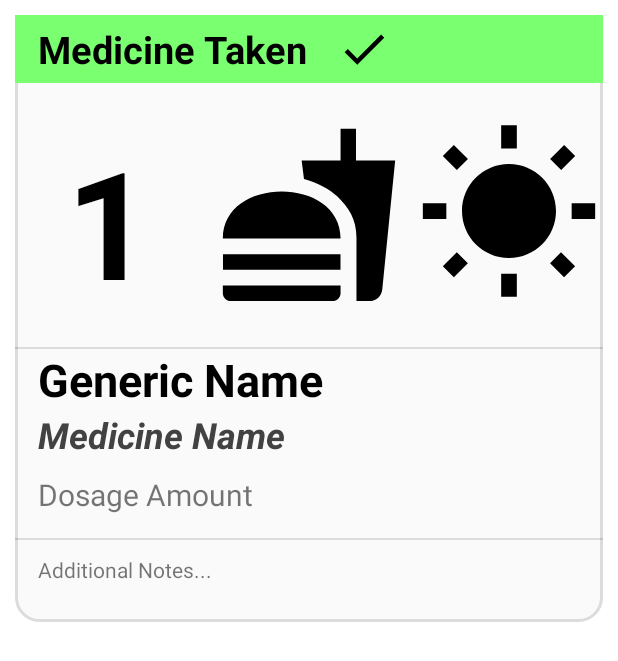
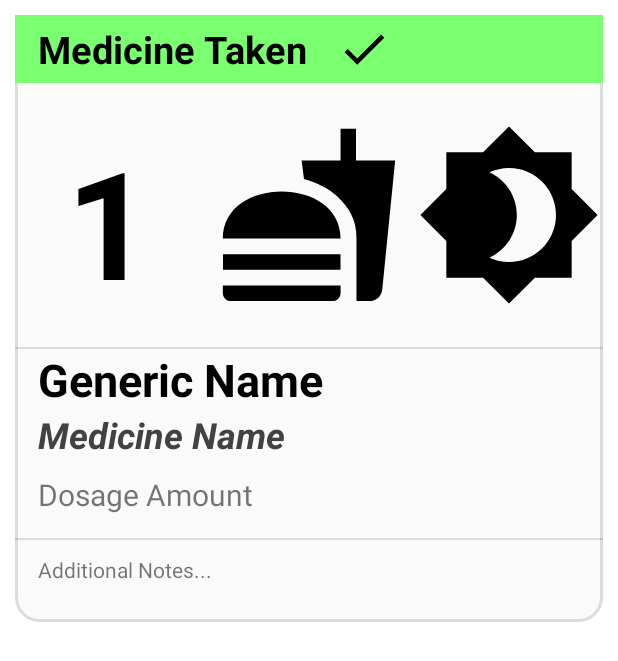
Before and after one commit to ncarlson23/focusFinder, an Android app: the layout medicine_item.xml on its own in the app's theme, with its tools: preview values and no code run, on a phone screen of 412 x 824 dp. Shown: the top 661 px of the screen. Run offline under Robolectric (Android 15) with nearby library versions, the phone set to English and light mode, and no system bars.

Commit message:
fixed Medicine Recycler View Items

```diff
--- a/app/src/main/res/drawable/ic_baseline_nights_stay_24.xml
+++ /dev/null
@@ -1,6 +0,0 @@
-<vector android:height="24dp" android:tint="#000000"
-    android:viewportHeight="24" android:viewportWidth="24"
-    android:width="24dp" xmlns:android="http://schemas.android.com/apk/res/android">
-    <path android:fillColor="@android:color/white" android:pathData="M11.1,12.08C8.77,7.57 10.6,3.6 11.63,2.01C6.27,2.2 1.98,6.59 1.98,12c0,0.14 0.02,0.28 0.02,0.42C2.62,12.15 3.29,12 4,12c1.66,0 3.18,0.83 4.1,2.15C9.77,14.63 11,16.17 11,18c0,1.52 -0.87,2.83 -2.12,3.51c0.98,0.32 2.03,0.5 3.11,0.5c3.5,0 6.58,-1.8 8.37,-4.52C18,17.72 13.38,16.52 11.1,12.08z"/>
-    <path android:fillColor="@android:color/white" android:pathData="M7,16l-0.18,0C6.4,14.84 5.3,14 4,14c-1.66,0 -3,1.34 -3,3s1.34,3 3,3c0.62,0 2.49,0 3,0c1.1,0 2,-0.9 2,-2C9,16.9 8.1,16 7,16z"/>
-</vector>
--- /dev/null
+++ b/app/src/main/res/drawable/ic_baseline_no_food_24.xml
@@ -0,0 +1,5 @@
+<vector android:height="24dp" android:tint="#000000"
+    android:viewportHeight="24" android:viewportWidth="24"
+    android:width="24dp" xmlns:android="http://schemas.android.com/apk/res/android">
+    <path android:fillColor="@android:color/white" android:pathData="M11.35,8.52L11,5h5V1h2v4h5l-1.38,13.79L11.35,8.52zM1,21v1c0,0.55 0.45,1 1,1h13c0.55,0 1,-0.45 1,-1v-1H1zM21.9,21.9L2.1,2.1L0.69,3.51l5.7,5.7C3.28,9.87 1,11.99 1,15h11.17l2,2H1v2h15v-0.17l4.49,4.49L21.9,21.9z"/>
+</vector>
--- a/app/src/main/res/drawable/ic_baseline_wb_sunny_24.xml
+++ /dev/null
@@ -1,5 +0,0 @@
-<vector android:height="24dp" android:tint="#000000"
-    android:viewportHeight="24" android:viewportWidth="24"
-    android:width="24dp" xmlns:android="http://schemas.android.com/apk/res/android">
-    <path android:fillColor="@android:color/white" android:pathData="M6.76,4.84l-1.8,-1.79 -1.41,1.41 1.79,1.79 1.42,-1.41zM4,10.5L1,10.5v2h3v-2zM13,0.55h-2L11,3.5h2L13,0.55zM20.45,4.46l-1.41,-1.41 -1.79,1.79 1.41,1.41 1.79,-1.79zM17.24,18.16l1.79,1.8 1.41,-1.41 -1.8,-1.79 -1.4,1.4zM20,10.5v2h3v-2h-3zM12,5.5c-3.31,0 -6,2.69 -6,6s2.69,6 6,6 6,-2.69 6,-6 -2.69,-6 -6,-6zM11,22.45h2L13,19.5h-2v2.95zM3.55,18.54l1.41,1.41 1.79,-1.8 -1.41,-1.41 -1.79,1.8z"/>
-</vector>
--- /dev/null
+++ b/app/src/main/res/drawable/ic_day.xml
@@ -0,0 +1,5 @@
+<vector android:height="24dp" android:tint="#000000"
+    android:viewportHeight="24" android:viewportWidth="24"
+    android:width="24dp" xmlns:android="http://schemas.android.com/apk/res/android">
+    <path android:fillColor="@android:color/white" android:pathData="M20,8.69L20,4h-4.69L12,0.69 8.69,4L4,4v4.69L0.69,12 4,15.31L4,20h4.69L12,23.31 15.31,20L20,20v-4.69L23.31,12 20,8.69zM12,18c-3.31,0 -6,-2.69 -6,-6s2.69,-6 6,-6 6,2.69 6,6 -2.69,6 -6,6zM12,8c-2.21,0 -4,1.79 -4,4s1.79,4 4,4 4,-1.79 4,-4 -1.79,-4 -4,-4z"/>
+</vector>
--- /dev/null
+++ b/app/src/main/res/drawable/ic_morning_night.xml
@@ -0,0 +1,5 @@
+<vector android:height="24dp" android:tint="#000000"
+    android:viewportHeight="24" android:viewportWidth="24"
+    android:width="24dp" xmlns:android="http://schemas.android.com/apk/res/android">
+    <path android:fillColor="@android:color/white" android:pathData="M20,8.69V4h-4.69L12,0.69 8.69,4H4v4.69L0.69,12 4,15.31V20h4.69L12,23.31 15.31,20H20v-4.69L23.31,12 20,8.69zM12,18c-0.89,0 -1.74,-0.2 -2.5,-0.55C11.56,16.5 13,14.42 13,12s-1.44,-4.5 -3.5,-5.45C10.26,6.2 11.11,6 12,6c3.31,0 6,2.69 6,6s-2.69,6 -6,6z"/>
+</vector>
--- /dev/null
+++ b/app/src/main/res/drawable/ic_night.xml
@@ -0,0 +1,5 @@
+<vector android:height="24dp" android:tint="#000000"
+    android:viewportHeight="24" android:viewportWidth="24"
+    android:width="24dp" xmlns:android="http://schemas.android.com/apk/res/android">
+    <path android:fillColor="@android:color/white" android:pathData="M9,2c-1.05,0 -2.05,0.16 -3,0.46 4.06,1.27 7,5.06 7,9.54 0,4.48 -2.94,8.27 -7,9.54 0.95,0.3 1.95,0.46 3,0.46 5.52,0 10,-4.48 10,-10S14.52,2 9,2z"/>
+</vector>
--- a/app/src/main/res/layout/medicine_item.xml
+++ b/app/src/main/res/layout/medicine_item.xml
@@ -59,7 +59,7 @@
             android:layout_width="125dp"
             android:layout_height="125dp"
 
-            android:src="@drawable/ic_baseline_wb_sunny_24"
+            android:src="@drawable/ic_morning_night"
             app:layout_constraintEnd_toEndOf="parent" />
 
         <ImageView
```
Also changed, not shown: app/src/main/java/com/example/focusfinder/MedicineRecyclerViewAdapter.kt (+20 -0 lines).
